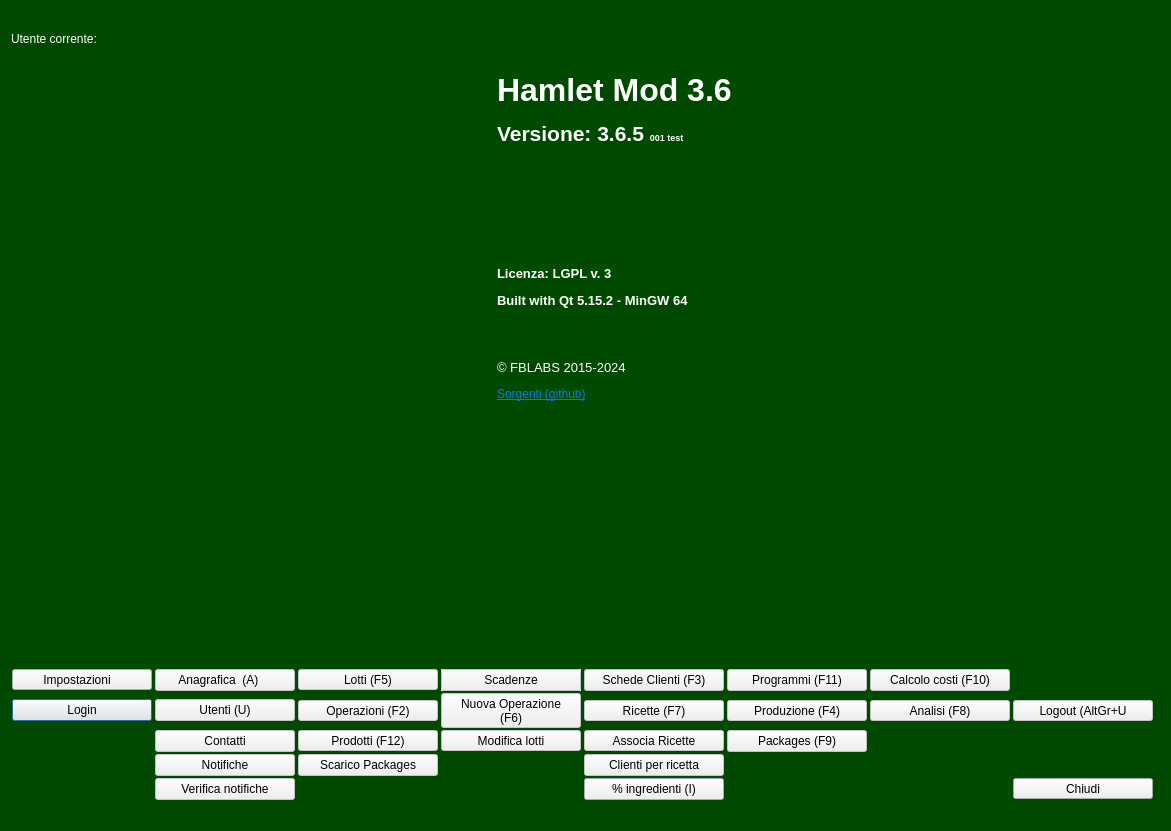
Above: mainwindow.ui from fblabs/hamlet-mod-sancon before the change. Below: the same form after it.
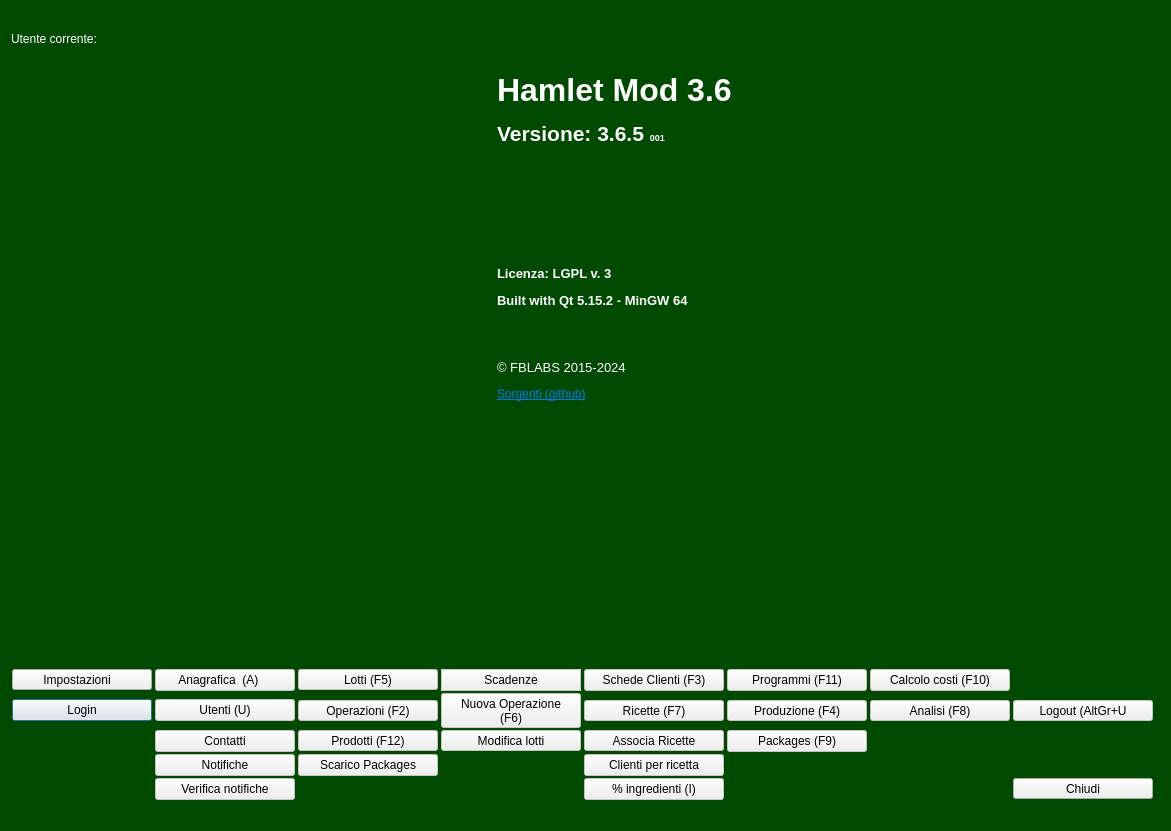
That is the form after the change. Icons and pictures are not drawn.

The edit to the form file:
```diff
--- a/mainwindow.ui
+++ b/mainwindow.ui
@@ -531,7 +531,7 @@
          <enum>QFrame::NoFrame</enum>
         </property>
         <property name="text">
-         <string>&lt;html&gt;&lt;head/&gt;&lt;body&gt;&lt;p&gt;&lt;span style=&quot; font-size:24pt; font-weight:600;&quot;&gt;Hamlet Mod 3.6&lt;/span&gt;&lt;/p&gt;&lt;p&gt;&lt;span style=&quot; font-size:16pt; font-weight:600;&quot;&gt;Versione: 3.6.5 &lt;/span&gt;&lt;span style=&quot; font-size:7pt; font-weight:600;&quot;&gt;001  test&lt;/span&gt;&lt;/p&gt;&lt;p&gt;&lt;br/&gt;&lt;br/&gt;&lt;br/&gt;&lt;/p&gt;&lt;p&gt;&lt;br/&gt;&lt;/p&gt;&lt;p&gt;&lt;span style=&quot; font-size:10pt; font-weight:600;&quot;&gt;Licenza: LGPL v. 3&lt;/span&gt;&lt;/p&gt;&lt;p&gt;&lt;span style=&quot; font-size:10pt; font-weight:600;&quot;&gt;Built with Qt 5.15.2 - MinGW 64&lt;/span&gt;&lt;/p&gt;&lt;p&gt;&lt;br/&gt;&lt;/p&gt;&lt;p&gt;&lt;span style=&quot; font-size:10pt;&quot;&gt;© FBLABS 2015-2024&lt;/span&gt;&lt;/p&gt;&lt;p&gt;&lt;a href=&quot;https://github.com/fblabs/hamlet-mod-sancon/blob/master/release/hamletMOD.exe&quot;&gt;&lt;span style=&quot; text-decoration: underline; color:#007af4;&quot;&gt;Sorgenti (github)&lt;/span&gt;&lt;/a&gt;&lt;/p&gt;&lt;/body&gt;&lt;/html&gt;</string>
+         <string>&lt;html&gt;&lt;head/&gt;&lt;body&gt;&lt;p&gt;&lt;span style=&quot; font-size:24pt; font-weight:600;&quot;&gt;Hamlet Mod 3.6&lt;/span&gt;&lt;/p&gt;&lt;p&gt;&lt;span style=&quot; font-size:16pt; font-weight:600;&quot;&gt;Versione: 3.6.5 &lt;/span&gt;&lt;span style=&quot; font-size:7pt; font-weight:600;&quot;&gt;001 &lt;/span&gt;&lt;/p&gt;&lt;p&gt;&lt;br/&gt;&lt;br/&gt;&lt;br/&gt;&lt;/p&gt;&lt;p&gt;&lt;br/&gt;&lt;/p&gt;&lt;p&gt;&lt;span style=&quot; font-size:10pt; font-weight:600;&quot;&gt;Licenza: LGPL v. 3&lt;/span&gt;&lt;/p&gt;&lt;p&gt;&lt;span style=&quot; font-size:10pt; font-weight:600;&quot;&gt;Built with Qt 5.15.2 - MinGW 64&lt;/span&gt;&lt;/p&gt;&lt;p&gt;&lt;br/&gt;&lt;/p&gt;&lt;p&gt;&lt;span style=&quot; font-size:10pt;&quot;&gt;© FBLABS 2015-2024&lt;/span&gt;&lt;/p&gt;&lt;p&gt;&lt;a href=&quot;https://github.com/fblabs/hamlet-mod-sancon/blob/master/release/hamletMOD.exe&quot;&gt;&lt;span style=&quot; text-decoration: underline; color:#007af4;&quot;&gt;Sorgenti (github)&lt;/span&gt;&lt;/a&gt;&lt;/p&gt;&lt;/body&gt;&lt;/html&gt;</string>
         </property>
         <property name="scaledContents">
          <bool>false</bool>
@@ -1561,6 +1561,9 @@
         </item>
         <item row="9" column="6">
          <widget class="QPushButton" name="pbPercent">
+          <property name="enabled">
+           <bool>false</bool>
+          </property>
           <property name="styleSheet">
            <string notr="true">color:rgb(0, 0, 0)</string>
           </property>
```
